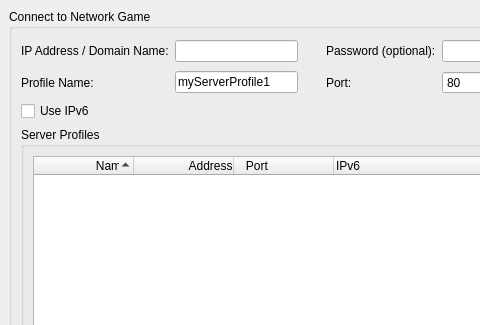
Before: the Qt Designer form src/gui/qt/joinnetworkgamedialog.ui in pokerth/pokerth, drawn with Qt 5; both pictures show x 0 to 480 and y 0 to 325 of the 586 by 458 pixel window.
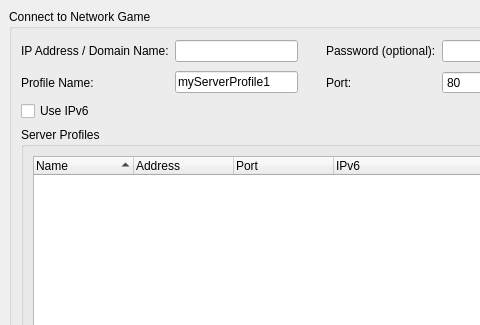
After: the same form once the commit is applied.

```diff
--- a/src/gui/qt/joinnetworkgamedialog.ui
+++ b/src/gui/qt/joinnetworkgamedialog.ui
@@ -146,17 +146,17 @@
            </property>
            <column>
             <property name="text" >
-             <string>                  Name                   </string>
+             <string>Name</string>
             </property>
            </column>
            <column>
             <property name="text" >
-             <string>                Address                 </string>
+             <string>Address</string>
             </property>
            </column>
            <column>
             <property name="text" >
-             <string>   Port   </string>
+             <string>Port</string>
             </property>
            </column>
            <column>
```
